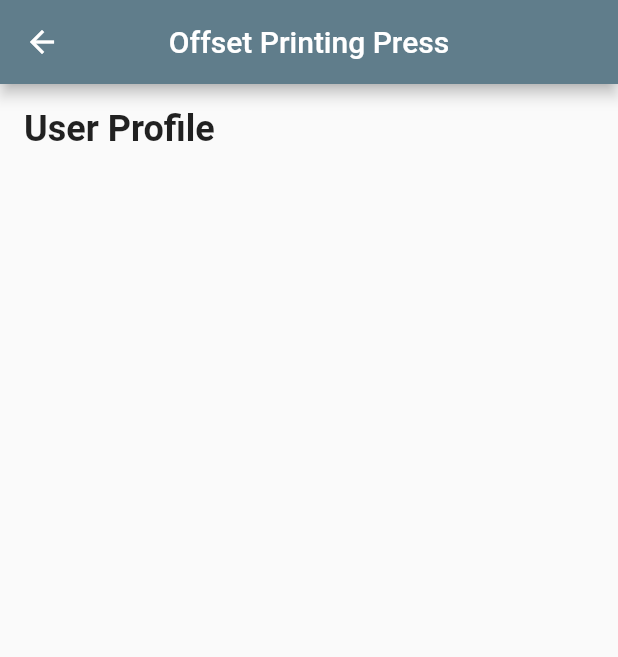
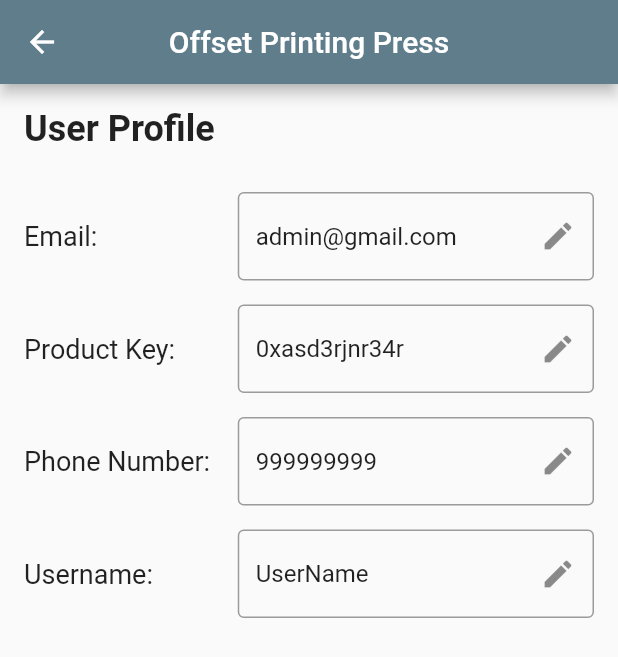
Before and after one commit to aagneye-syam/flutter_management_app, a Flutter app: the screen it shows after launch, on a phone screen of 412 x 824 dp. Shown: the top 657 px of the screen. Run offline on Flutter 3.47's test engine with Material 2 defaults, Android fonts, the phone set to English and light mode, and no system bars.

Commit message:
args passed to ProfileItems

```diff
--- a/lib/user_profile.dart
+++ b/lib/user_profile.dart
@@ -27,6 +27,11 @@ class UserProfile extends StatelessWidget {
               style: TextStyle(fontSize: 24, fontWeight: FontWeight.bold),
             ),
             SizedBox(height: 20),
+            ProfileItem(label: 'Email:', value: 'admin@gmail.com'),
+            ProfileItem(label: 'Product Key:', value: '0xasd3rjnr34r'),
+            ProfileItem(label: 'Phone Number:', value: '999999999'),
+            ProfileItem(label: 'Username:', value: 'UserName'),
+            Spacer(),
           ],
         ),
       ),
```
